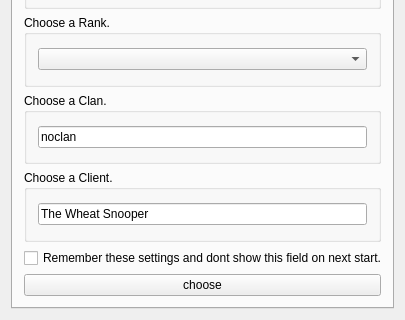
Qt form branches/league_version/src/mainwindow.ui (svn2github/twsoldunsupported) before a commit; both pictures show x 0 to 405 and y 384 to 704 of the 405 by 704 pixel window.
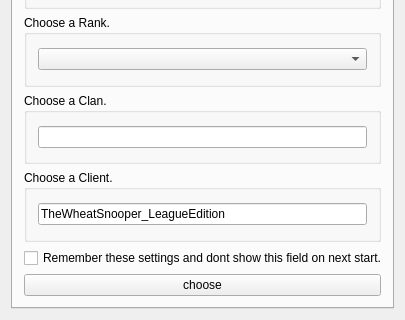
The same form after that commit. Icons and pictures are not drawn.

Diff of the .ui file:
```diff
--- a/branches/league_version/src/mainwindow.ui
+++ b/branches/league_version/src/mainwindow.ui
@@ -179,7 +179,7 @@
                    <string/>
                   </property>
                   <property name="text">
-                   <string>noclan</string>
+                   <string/>
                   </property>
                  </widget>
                 </item>
@@ -195,7 +195,10 @@
                 <item>
                  <widget class="QLineEdit" name="client">
                   <property name="text">
-                   <string>The Wheat Snooper</string>
+                   <string>TheWheatSnooper_LeagueEdition</string>
+                  </property>
+                  <property name="readOnly">
+                   <bool>true</bool>
                   </property>
                  </widget>
                 </item>
```
